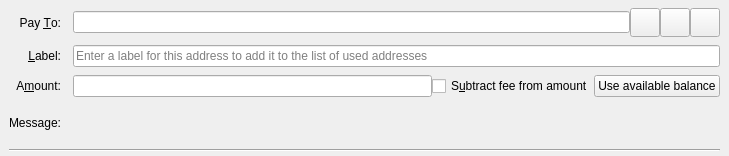
This is src/qt/forms/sendcoinsentry.ui in NowputFinance/nowp as Qt 5 draws it before an edit. The edited form follows.
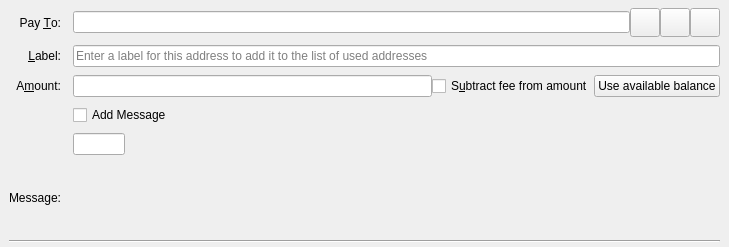
This is the edited form. Icons and pictures are not drawn. Custom widgets are drawn as their Qt base class.

Commit message: add AddMessage to Qt and swap icons/images

```diff
--- a/src/qt/forms/sendcoinsentry.ui
+++ b/src/qt/forms/sendcoinsentry.ui
@@ -7,7 +7,7 @@
     <x>0</x>
     <y>0</y>
     <width>729</width>
-    <height>156</height>
+    <height>247</height>
    </rect>
   </property>
   <property name="sizePolicy">
@@ -39,6 +39,39 @@
     <property name="verticalSpacing">
      <number>8</number>
     </property>
+    <item row="1" column="1">
+     <widget class="QLineEdit" name="addAsLabel">
+      <property name="toolTip">
+       <string>Enter a label for this address to add it to the list of used addresses</string>
+      </property>
+      <property name="placeholderText">
+       <string>Enter a label for this address to add it to the list of used addresses</string>
+      </property>
+     </widget>
+    </item>
+    <item row="8" column="1">
+     <widget class="QLabel" name="messageTextLabel">
+      <property name="sizePolicy">
+       <sizepolicy hsizetype="Preferred" vsizetype="Preferred">
+        <horstretch>0</horstretch>
+        <verstretch>5</verstretch>
+       </sizepolicy>
+      </property>
+      <property name="toolTip">
+       <string>A message that was attached to the Nowp: URI which will be stored with the transaction for your reference. Note: This message will not be sent over the Nowp network.</string>
+      </property>
+      <property name="textFormat">
+       <enum>Qt::PlainText</enum>
+      </property>
+     </widget>
+    </item>
+    <item row="10" column="0" colspan="2">
+     <widget class="Line" name="line">
+      <property name="orientation">
+       <enum>Qt::Horizontal</enum>
+      </property>
+     </widget>
+    </item>
     <item row="0" column="0">
      <widget class="QLabel" name="payToLabel">
       <property name="text">
@@ -52,6 +85,29 @@
       </property>
      </widget>
     </item>
+    <item row="8" column="0">
+     <widget class="QLabel" name="messageLabel">
+      <property name="text">
+       <string>Message:</string>
+      </property>
+      <property name="alignment">
+       <set>Qt::AlignRight|Qt::AlignTrailing|Qt::AlignVCenter</set>
+      </property>
+     </widget>
+    </item>
+    <item row="2" column="0">
+     <widget class="QLabel" name="amountLabel">
+      <property name="text">
+       <string>A&amp;mount:</string>
+      </property>
+      <property name="alignment">
+       <set>Qt::AlignRight|Qt::AlignTrailing|Qt::AlignVCenter</set>
+      </property>
+      <property name="buddy">
+       <cstring>payAmount</cstring>
+      </property>
+     </widget>
+    </item>
     <item row="0" column="1">
      <layout class="QHBoxLayout" name="payToLayout">
       <property name="spacing">
@@ -132,6 +188,36 @@
       </item>
      </layout>
     </item>
+    <item row="6" column="1" rowspan="2">
+     <layout class="QHBoxLayout" name="horizontalLayout_4">
+      <item>
+       <widget class="QLineEdit" name="op_returnMessage">
+        <property name="sizePolicy">
+         <sizepolicy hsizetype="Expanding" vsizetype="Fixed">
+          <horstretch>0</horstretch>
+          <verstretch>0</verstretch>
+         </sizepolicy>
+        </property>
+       </widget>
+      </item>
+      <item>
+       <spacer name="horizontalSpacer_2">
+        <property name="orientation">
+         <enum>Qt::Horizontal</enum>
+        </property>
+        <property name="sizeType">
+         <enum>QSizePolicy::Expanding</enum>
+        </property>
+        <property name="sizeHint" stdset="0">
+         <size>
+          <width>650</width>
+          <height>20</height>
+         </size>
+        </property>
+       </spacer>
+      </item>
+     </layout>
+    </item>
     <item row="1" column="0">
      <widget class="QLabel" name="labellLabel">
       <property name="text">
@@ -145,28 +231,35 @@
       </property>
      </widget>
     </item>
-    <item row="1" column="1">
-     <widget class="QLineEdit" name="addAsLabel">
-      <property name="toolTip">
-       <string>Enter a label for this address to add it to the list of used addresses</string>
-      </property>
-      <property name="placeholderText">
-       <string>Enter a label for this address to add it to the list of used addresses</string>
-      </property>
-     </widget>
-    </item>
-    <item row="2" column="0">
-     <widget class="QLabel" name="amountLabel">
-      <property name="text">
-       <string>A&amp;mount:</string>
-      </property>
-      <property name="alignment">
-       <set>Qt::AlignRight|Qt::AlignTrailing|Qt::AlignVCenter</set>
-      </property>
-      <property name="buddy">
-       <cstring>payAmount</cstring>
-      </property>
-     </widget>
+    <item row="5" column="1">
+     <layout class="QHBoxLayout" name="horizontalLayout">
+      <item>
+       <widget class="QCheckBox" name="checkBox">
+        <property name="sizePolicy">
+         <sizepolicy hsizetype="Fixed" vsizetype="Fixed">
+          <horstretch>0</horstretch>
+          <verstretch>0</verstretch>
+         </sizepolicy>
+        </property>
+        <property name="text">
+         <string>Add Message</string>
+        </property>
+       </widget>
+      </item>
+      <item>
+       <spacer name="horizontalSpacer">
+        <property name="orientation">
+         <enum>Qt::Horizontal</enum>
+        </property>
+        <property name="sizeHint" stdset="0">
+         <size>
+          <width>660</width>
+          <height>20</height>
+         </size>
+        </property>
+       </spacer>
+      </item>
+     </layout>
     </item>
     <item row="2" column="1">
      <layout class="QHBoxLayout" name="horizontalLayoutAmount" stretch="0,0,0">
@@ -196,33 +289,6 @@
       </item>
      </layout>
     </item>
-    <item row="3" column="0">
-     <widget class="QLabel" name="messageLabel">
-      <property name="text">
-       <string>Message:</string>
-      </property>
-      <property name="alignment">
-       <set>Qt::AlignRight|Qt::AlignTrailing|Qt::AlignVCenter</set>
-      </property>
-     </widget>
-    </item>
-    <item row="3" column="1">
-     <widget class="QLabel" name="messageTextLabel">
-      <property name="toolTip">
-       <string>A message that was attached to the Nowp: URI which will be stored with the transaction for your reference. Note: This message will not be sent over the Nowp network.</string>
-      </property>
-      <property name="textFormat">
-       <enum>Qt::PlainText</enum>
-      </property>
-     </widget>
-    </item>
-    <item row="4" column="0" colspan="2">
-     <widget class="Line" name="line">
-      <property name="orientation">
-       <enum>Qt::Horizontal</enum>
-      </property>
-     </widget>
-    </item>
    </layout>
   </widget>
   <widget class="QFrame" name="SendCoins_UnauthenticatedPaymentRequest">
```
Left out of the diff: 6 changed lines with no effect on the pictures. The commit also changes 99 other files.
